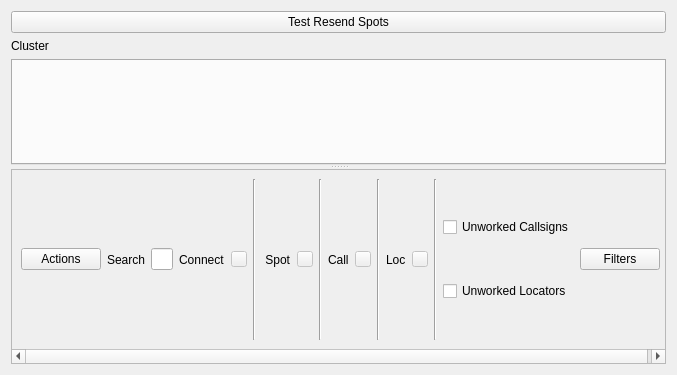
Qt form mqt/MqtLogger/clusterclientframe.ui (Rsclub22/Minos2-Mirror) before a commit.
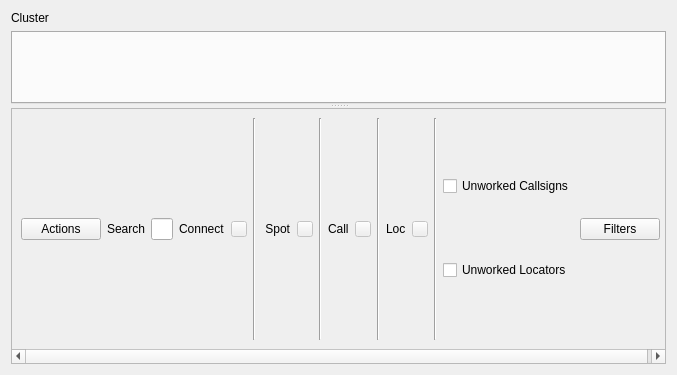
The same form after that commit. Custom widgets are drawn as their Qt base class.

Commit message: remove resend cluster spots pushbutton and move to Action Menu in clusterClientFrame and BandmapClientFrame

What changed in the file:
```diff
--- a/mqt/MqtLogger/clusterclientframe.ui
+++ b/mqt/MqtLogger/clusterclientframe.ui
@@ -33,13 +33,6 @@
      </property>
      <widget class="QWidget" name="layoutWidget">
       <layout class="QVBoxLayout" name="verticalLayout">
-       <item>
-        <widget class="QPushButton" name="resendSpotsTestPb">
-         <property name="text">
-          <string>Test Resend Spots</string>
-         </property>
-        </widget>
-       </item>
        <item>
         <widget class="QLabel" name="clusterClientFrameTitle">
          <property name="sizePolicy">
```
The commit also changes 5 other files.
